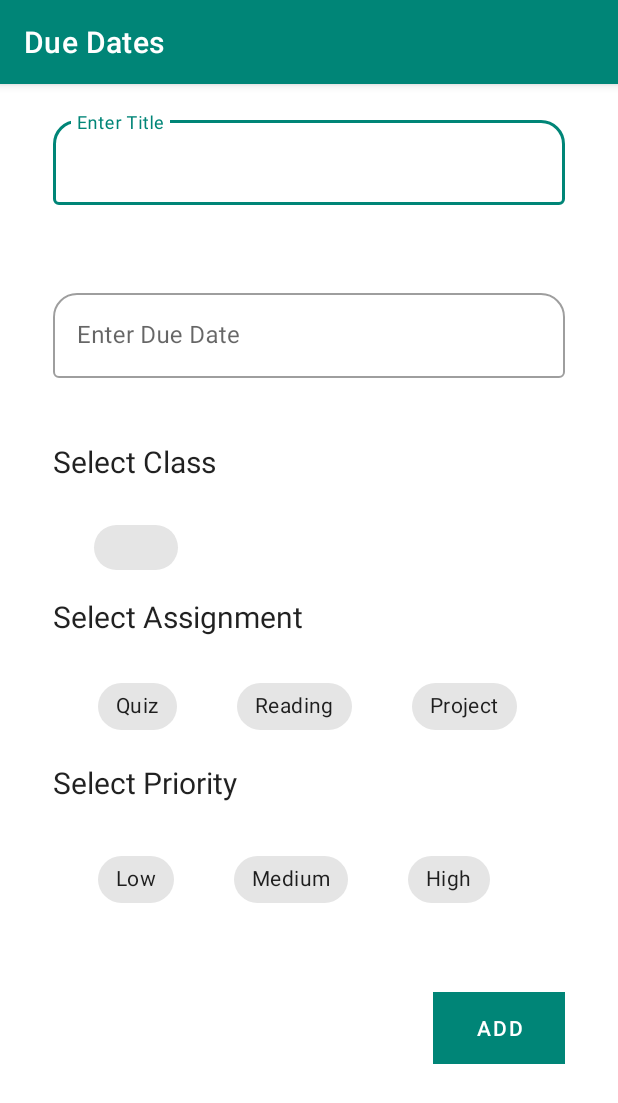
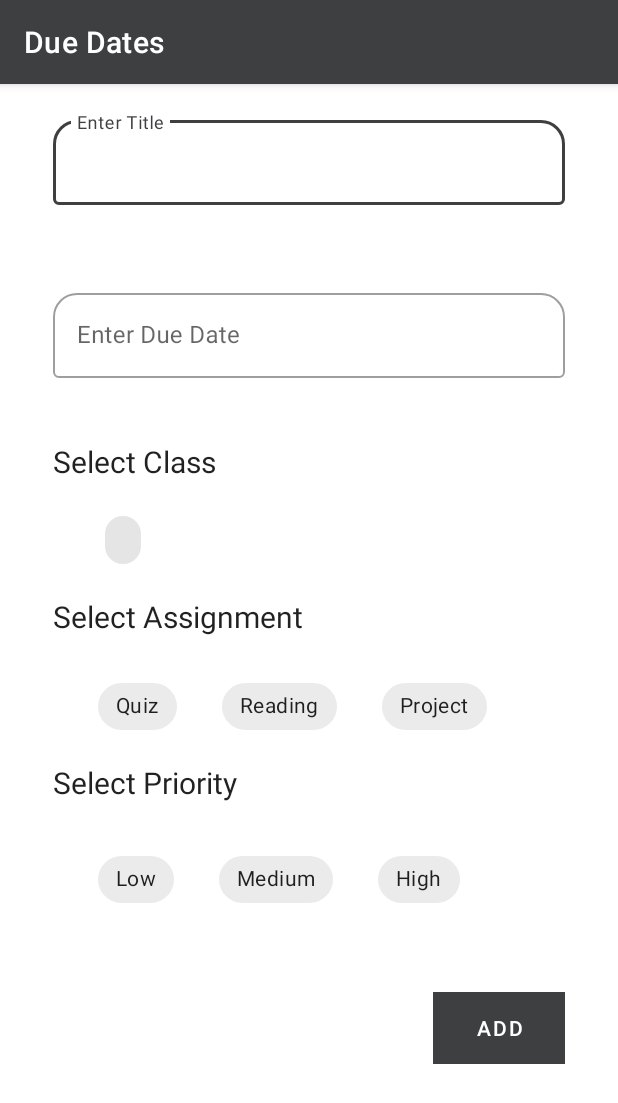
Before and after one commit to JvstinNgvyen/MobileAppFinal, an Android app: the screen it shows after launch (AddAssignmentActivity), after a tap on "NEXT", on a phone screen of 412 x 824 dp. Shown: the top 1103 px of the screen. Run offline under Robolectric (Android 15) with nearby library versions, the phone set to English and light mode, and no system bars; 1 other tap on this screen came first.

Commit message:
Added colors, arranged layout, added date picker

```diff
--- a/app/src/main/java/edu/wit/mobileapp/myapplication/AddAssignmentActivity.java
+++ b/app/src/main/java/edu/wit/mobileapp/myapplication/AddAssignmentActivity.java
@@ -1,23 +1,27 @@
 package edu.wit.mobileapp.myapplication;
 
+import android.app.DatePickerDialog;
 import android.content.Intent;
 import android.os.Bundle;
 import android.util.Log;
 import android.view.View;
 import android.widget.Button;
+import android.widget.DatePicker;
 import android.widget.EditText;
-
 import androidx.appcompat.app.AppCompatActivity;
-
 import com.google.android.material.chip.Chip;
 import com.google.android.material.chip.ChipDrawable;
 import com.google.android.material.chip.ChipGroup;
+import java.util.ArrayList;
+import java.util.Calendar;
 
-import java.util.ArrayList;
-
-public class AddAssignmentActivity extends AppCompatActivity {
+public class AddAssignmentActivity extends AppCompatActivity implements View.OnClickListener{
     private ChipGroup chipGroup;
     private ArrayList<String> chipList;
+    private int mYear, mMonth, mDay;
+    Button addBtn;
+    EditText txtDate;
+
     @Override
     protected void onCreate(Bundle savedInstanceState){
         super.onCreate(savedInstanceState);
@@ -25,6 +29,12 @@ public class AddAssignmentActivity extends AppCompatActivity {
 
         // Linked views to their ID
         chipGroup = findViewById(R.id.class_type_group);
+        txtDate=(EditText)findViewById(R.id.input_due);
+        addBtn = (Button)findViewById(R.id.button_add);
+
+        // Set on click listeners
+        addBtn.setOnClickListener(this);
+        txtDate.setOnClickListener(this);
 
         // Retrieves bundled ArrayList of classes as strings then sets it to a chip choice
         chipList = getIntent().getExtras().getStringArrayList("classList");
@@ -34,16 +44,40 @@ public class AddAssignmentActivity extends AppCompatActivity {
             chip.setChipDrawable(drawable);
             chip.setCheckable(true);
             chip.setClickable(true);
-            chip.setPadding(60,10,60,10);
+            chip.setCheckedIconVisible(true);
+            chip.setPadding(0,10,0,10);
+            chip.setChipBackgroundColorResource(R.color.default_chip_color);
             chip.setText(chipList.get(i));
-
             chipGroup.addView(chip);
         }
+    }
 
-        Button add_btn = (Button)findViewById(R.id.button_add);
-        add_btn.setOnClickListener(new View.OnClickListener() {
     @Override
     public void onClick(View v) {
+        // Get Due Date
+        if (v == txtDate) {
+            // Get Current Date
+            final Calendar c = Calendar.getInstance();
+            mYear = c.get(Calendar.YEAR);
+            mMonth = c.get(Calendar.MONTH);
+            mDay = c.get(Calendar.DAY_OF_MONTH);
+
+            DatePickerDialog datePickerDialog = new DatePickerDialog(this,
+                    new DatePickerDialog.OnDateSetListener() {
+
+                        @Override
+                        public void onDateSet(DatePicker view, int year,
+                                              int monthOfYear, int dayOfMonth) {
+
+                            txtDate.setText((monthOfYear + 1) + "/" + dayOfMonth + "/" + year);
+
+                        }
+                    }, mYear, mMonth, mDay);
+            datePickerDialog.show();
+        }
+
+        // Add Button
+        if( v == addBtn){
             Intent intent = new Intent();
             intent.setClass(AddAssignmentActivity.this, CardViewAssignmentActivity.class);
 
@@ -104,6 +138,5 @@ public class AddAssignmentActivity extends AppCompatActivity {
             intent.putExtras(bundle);
             startActivity(intent);
         }
-        });
     }
 }
--- a/app/src/main/java/edu/wit/mobileapp/myapplication/AddInfoActivity.java
+++ b/app/src/main/java/edu/wit/mobileapp/myapplication/AddInfoActivity.java
@@ -1,11 +1,9 @@
 package edu.wit.mobileapp.myapplication;
 
-import androidx.annotation.IdRes;
 import androidx.appcompat.app.AppCompatActivity;
 
 import android.content.Intent;
 import android.os.Bundle;
-import android.os.Parcelable;
 import android.util.Log;
 import android.view.View;
 import android.widget.Button;
@@ -17,8 +15,9 @@ import com.google.android.material.chip.ChipGroup;
 
 import java.util.ArrayList;
 
-public class AddInfoActivity extends AppCompatActivity {
+public class AddInfoActivity extends AppCompatActivity implements View.OnClickListener {
     private EditText editText;
+    private Button next_btn;
     private Button button;
     private ChipGroup chipGroup;
 
@@ -31,32 +30,9 @@ public class AddInfoActivity extends AppCompatActivity {
         editText = findViewById(R.id.edit_text_add_chip);
         button = findViewById(R.id.btn_add_chip_class);
         chipGroup = findViewById(R.id.class_group);
-        Button next_btn = (Button)findViewById(R.id.buttonNext);
+        next_btn = findViewById(R.id.buttonNext);
 
-        // OnClickListener in next_btn to Bundle and Intent to AddAssignmentActivity
-        // This bundles the chip texts inputted from the user
-        next_btn.setOnClickListener(new View.OnClickListener() {
-            @Override
-            public void onClick(View v) {
-                Intent intent = new Intent();
-                intent.setClass(AddInfoActivity.this, AddAssignmentActivity.class);
-
-                ChipGroup chipGroupClass = findViewById(R.id.class_group);
-
-                ArrayList<String > chipClassList = new ArrayList<String>();
-
-                for(int i = 0; i < chipGroupClass.getChildCount();i++){
-                    Chip chip = (Chip)chipGroup.getChildAt(i);
-                        Log.v("myApp",i + " "+ chip.getText().toString());
-                        chipClassList.add(chip.getText().toString());
-                }
-                Bundle bundle = new Bundle();
-                bundle.putStringArrayList("classList", chipClassList);
-                intent.putExtras(bundle);
-                startActivity(intent);
-            }
-
-        });
+        next_btn.setOnClickListener(this);
     }
 
     public void btnClickAddClass(View view){
@@ -75,8 +51,31 @@ public class AddInfoActivity extends AppCompatActivity {
                 chipGroup.removeView(chip);
             }
         });
-
         chipGroup.addView(chip);
         editText.setText("");
     }
+
+    @Override
+    public void onClick(View v) {
+        // OnClickListener in next_btn to Bundle and Intent to AddAssignmentActivity
+        // This bundles the chip texts inputted from the user
+        if(v == next_btn) {
+            Intent intent = new Intent();
+            intent.setClass(AddInfoActivity.this, AddAssignmentActivity.class);
+
+            ChipGroup chipGroupClass = findViewById(R.id.class_group);
+
+            ArrayList<String> chipClassList = new ArrayList<String>();
+
+            for (int i = 0; i < chipGroupClass.getChildCount(); i++) {
+                Chip chip = (Chip) chipGroup.getChildAt(i);
+                Log.v("myApp", i + " " + chip.getText().toString());
+                chipClassList.add(chip.getText().toString());
+            }
+            Bundle bundle = new Bundle();
+            bundle.putStringArrayList("classList", chipClassList);
+            intent.putExtras(bundle);
+            startActivity(intent);
+        }
+    }
 }
--- a/app/src/main/java/edu/wit/mobileapp/myapplication/CardViewAssignmentActivity.java
+++ b/app/src/main/java/edu/wit/mobileapp/myapplication/CardViewAssignmentActivity.java
@@ -3,6 +3,7 @@ package edu.wit.mobileapp.myapplication;
 import android.content.Intent;
 import android.os.Bundle;
 import android.view.View;
+import android.widget.ArrayAdapter;
 import android.widget.ListView;
 import androidx.appcompat.app.AppCompatActivity;
 
@@ -11,8 +12,9 @@ import com.google.android.material.floatingactionbutton.FloatingActionButton;
 import java.util.ArrayList;
 import java.util.List;
 
-public class CardViewAssignmentActivity extends AppCompatActivity {
+public class CardViewAssignmentActivity extends AppCompatActivity implements View.OnClickListener{
     private FloatingActionButton mAddFab;
+
     @Override
     protected void onCreate(Bundle savedInstanceState) {
         super.onCreate(savedInstanceState);
@@ -21,6 +23,7 @@ public class CardViewAssignmentActivity extends AppCompatActivity {
         // Linked views to their ID
         mAddFab = findViewById(R.id.floatingActionButton);
 
+        mAddFab.setOnClickListener(this);
 
         Bundle bundle = this.getIntent().getExtras();
         String title = bundle.getString("title");
@@ -38,18 +41,26 @@ public class CardViewAssignmentActivity extends AppCompatActivity {
         item1.priority = priority;
         list.add(item1);
 
-        mAddFab.setOnClickListener(new View.OnClickListener() {
-            @Override
-            public void onClick(View v) {
-                Intent intent = new Intent();
-                intent.setClass(CardViewAssignmentActivity.this, AddAssignmentActivity.class);
-                startActivity(intent);
-            }
-        });
+        CardItem item2 = new CardItem();
+        item2.title = title;
+        item2.date = due;
+        item2.assignment = assignment;
+        item2.classes = classes;
+        item2.priority = priority;
+        list.add(item2);
 
         CardItemAdapter adapter;
         adapter = new CardItemAdapter(this, 0, list);
         ListView cardView = (ListView) findViewById(R.id.CardView);
         cardView.setAdapter(adapter);
     }
+
+    @Override
+    public void onClick(View v) {
+        if(v == mAddFab) {
+            Intent intent = new Intent();
+            intent.setClass(CardViewAssignmentActivity.this, AddAssignmentActivity.class);
+            startActivity(intent);
+        }
+    }
 }
--- /dev/null
+++ b/app/src/main/res/color/default_chip_color.xml
@@ -0,0 +1,5 @@
+<?xml version="1.0" encoding="utf-8"?>
+<selector xmlns:android="http://schemas.android.com/apk/res/android">
+    <item android:color="@color/checkedChip" android:state_checked="true" />
+    <item android:color="@color/defaultChip" />
+</selector>
--- /dev/null
+++ b/app/src/main/res/color/high_chip.xml
@@ -0,0 +1,5 @@
+<?xml version="1.0" encoding="utf-8"?>
+<selector xmlns:android="http://schemas.android.com/apk/res/android">
+    <item android:color="@color/high" android:state_checked="true" />
+    <item android:color="@color/defaultChip" />
+</selector>
--- /dev/null
+++ b/app/src/main/res/color/low_chip.xml
@@ -0,0 +1,5 @@
+<?xml version="1.0" encoding="utf-8"?>
+<selector xmlns:android="http://schemas.android.com/apk/res/android">
+    <item android:color="@color/low" android:state_checked="true" />
+    <item android:color="@color/defaultChip" />
+</selector>
--- /dev/null
+++ b/app/src/main/res/color/medium_chip.xml
@@ -0,0 +1,5 @@
+<?xml version="1.0" encoding="utf-8"?>
+<selector xmlns:android="http://schemas.android.com/apk/res/android">
+    <item android:color="@color/medium" android:state_checked="true" />
+    <item android:color="@color/defaultChip" />
+</selector>
--- a/app/src/main/res/layout/add_assignment_layout.xml
+++ b/app/src/main/res/layout/add_assignment_layout.xml
@@ -14,7 +14,6 @@
         app:layout_constraintBottom_toBottomOf="parent"
         app:layout_constraintEnd_toEndOf="parent"
         app:layout_constraintHorizontal_bias="0.4"
-
         app:layout_constraintStart_toStartOf="parent"
         app:layout_constraintTop_toTopOf="parent"
         app:layout_constraintVertical_bias="0.703">
@@ -24,7 +23,8 @@
             android:layout_width="wrap_content"
             android:layout_height="match_parent"
             android:layout_marginStart="30dp"
-            app:chipSpacingHorizontal="40dp"
+            android:gravity="center"
+            app:chipSpacingHorizontal="30dp"
             app:singleSelection="true">
 
             <com.google.android.material.chip.Chip
@@ -34,7 +34,9 @@
                 android:layout_height="wrap_content"
                 android:paddingTop="10dp"
                 android:paddingBottom="10dp"
-                android:text="@string/low" />
+                app:checkedIconVisible="true"
+                android:text="@string/low"
+                app:chipBackgroundColor="@color/low_chip"/>
 
             <com.google.android.material.chip.Chip
                 android:id="@+id/chip_medium"
@@ -43,7 +45,9 @@
                 android:layout_height="wrap_content"
                 android:paddingTop="10dp"
                 android:paddingBottom="10dp"
-                android:text="@string/medium" />
+                android:text="@string/medium"
+                app:checkedIconVisible="true"
+                app:chipBackgroundColor="@color/medium_chip"/>
 
             <com.google.android.material.chip.Chip
                 android:id="@+id/chip_high"
@@ -52,29 +56,32 @@
                 android:layout_height="wrap_content"
                 android:paddingTop="10dp"
                 android:paddingBottom="10dp"
-                android:text="@string/high" />
+                android:text="@string/high"
+                app:checkedIconVisible="true"
+                app:chipBackgroundColor="@color/high_chip"/>
 
         </com.google.android.material.chip.ChipGroup>
     </LinearLayout>
 
     <HorizontalScrollView
         android:id="@+id/linearLayoutClassType"
-        android:layout_width="323dp"
-        android:layout_height="46dp"
-        android:layout_marginStart="25dp"
+        android:layout_width="294dp"
+        android:layout_height="59dp"
+        android:layout_marginStart="58dp"
         app:layout_constraintBottom_toBottomOf="parent"
         app:layout_constraintEnd_toEndOf="parent"
-        app:layout_constraintHorizontal_bias="0.4"
+        app:layout_constraintHorizontal_bias="0.0"
         app:layout_constraintStart_toStartOf="parent"
         app:layout_constraintTop_toTopOf="parent"
-        app:layout_constraintVertical_bias="0.396">
+        app:layout_constraintVertical_bias="0.395">
 
         <com.google.android.material.chip.ChipGroup
             android:id="@+id/class_type_group"
             android:layout_width="wrap_content"
             android:layout_height="match_parent"
             android:layout_marginEnd="30dp"
-            app:chipSpacingHorizontal="20dp"
+            app:checkedIconVisible="true"
+            app:chipSpacingHorizontal="30dp"
             app:singleSelection="true">
 
 
@@ -111,9 +118,12 @@
             android:id="@+id/assignment_type_group"
             android:layout_width="wrap_content"
             android:layout_height="match_parent"
+            android:gravity="center"
             android:layout_marginStart="30dp"
-            app:chipSpacingHorizontal="40dp"
-            app:singleSelection="true">
+            app:chipSpacingHorizontal="30dp"
+            app:singleSelection="true"
+            app:checkedIconVisible="true"
+            app:chipBackgroundColor="@color/default_chip_color">
 
             <com.google.android.material.chip.Chip
                 android:id="@+id/chip_Quiz"
@@ -122,7 +132,9 @@
                 android:layout_height="wrap_content"
                 android:paddingTop="10dp"
                 android:paddingBottom="10dp"
-                android:text="@string/quiz" />
+                android:text="@string/quiz"
+                app:checkedIconVisible="true"
+                app:chipBackgroundColor="@color/default_chip_color"/>
 
             <com.google.android.material.chip.Chip
                 android:id="@+id/chip_Reading"
@@ -131,7 +143,9 @@
                 android:layout_height="wrap_content"
                 android:paddingTop="10dp"
                 android:paddingBottom="10dp"
-                android:text="@string/reading" />
+                android:text="@string/reading"
+                app:checkedIconVisible="true"
+                app:chipBackgroundColor="@color/default_chip_color"/>
 
             <com.google.android.material.chip.Chip
                 android:id="@+id/chip_project"
@@ -140,7 +154,9 @@
                 android:layout_height="wrap_content"
                 android:paddingTop="10dp"
                 android:paddingBottom="10dp"
-                android:text="@string/project" />
+                android:text="@string/project"
+                app:checkedIconVisible="true"
+                app:chipBackgroundColor="@color/default_chip_color"/>
 
         </com.google.android.material.chip.ChipGroup>
     </HorizontalScrollView>
@@ -216,6 +232,8 @@
 
         <com.google.android.material.textfield.TextInputEditText
             android:id="@+id/input_due"
+            android:clickable="true"
+            android:focusable="false"
             android:layout_width="match_parent"
             android:layout_height="wrap_content"
             android:hint="Enter Due Date"
--- a/app/src/main/res/layout/information_entry_layout.xml
+++ b/app/src/main/res/layout/information_entry_layout.xml
@@ -96,8 +96,9 @@
             android:id="@+id/type_group"
             android:layout_width="wrap_content"
             android:layout_height="match_parent"
-            app:chipSpacingHorizontal="45dp"
-            app:singleSelection="true">
+            app:chipSpacingHorizontal="30dp"
+            app:singleSelection="true"
+            >
 
             <com.google.android.material.chip.Chip
                 android:id="@+id/chip_semester"
@@ -106,7 +107,9 @@
                 android:layout_height="wrap_content"
                 android:paddingTop="10dp"
                 android:paddingBottom="10dp"
-                android:text="@string/semester" />
+                android:text="@string/semester"
+                app:checkedIconVisible="true"
+                app:chipBackgroundColor="@color/default_chip_color" />
 
             <com.google.android.material.chip.Chip
                 android:id="@+id/chip_trimester"
@@ -115,7 +118,9 @@
                 android:layout_height="wrap_content"
                 android:paddingTop="10dp"
                 android:paddingBottom="10dp"
-                android:text="@string/trimester" />
+                android:text="@string/trimester"
+                app:checkedIconVisible="true"
+                app:chipBackgroundColor="@color/default_chip_color"/>
 
             <com.google.android.material.chip.Chip
                 android:id="@+id/chip_quarter"
@@ -124,7 +129,9 @@
                 android:layout_height="wrap_content"
                 android:paddingTop="10dp"
                 android:paddingBottom="10dp"
-                android:text="@string/quarter" />
+                android:text="@string/quarter"
+                app:checkedIconVisible="true"
+                app:chipBackgroundColor="@color/default_chip_color"/>
 
         </com.google.android.material.chip.ChipGroup>
     </LinearLayout>
--- a/app/src/main/res/values/colors.xml
+++ b/app/src/main/res/values/colors.xml
@@ -1,6 +1,11 @@
 <?xml version="1.0" encoding="utf-8"?>
 <resources>
-    <color name="colorPrimary">#008577</color>
-    <color name="colorPrimaryDark">#00574B</color>
-    <color name="colorAccent">#D81B60</color>
+    <color name="colorPrimary">#3D3F41</color>
+    <color name="colorPrimaryDark">#2B2B2B</color>
+    <color name="colorAccent">#5090BF</color>
+    <color name="low">#BF62C755</color>
+    <color name="medium">#BFF5BF4F</color>
+    <color name="high">#BFED6A5F</color>
+    <color name="defaultChip">#EBEBEB</color>
+    <color name="checkedChip">#BF7075AD</color>
 </resources>
```
Lines whose indentation alone changed are shown as unchanged.
